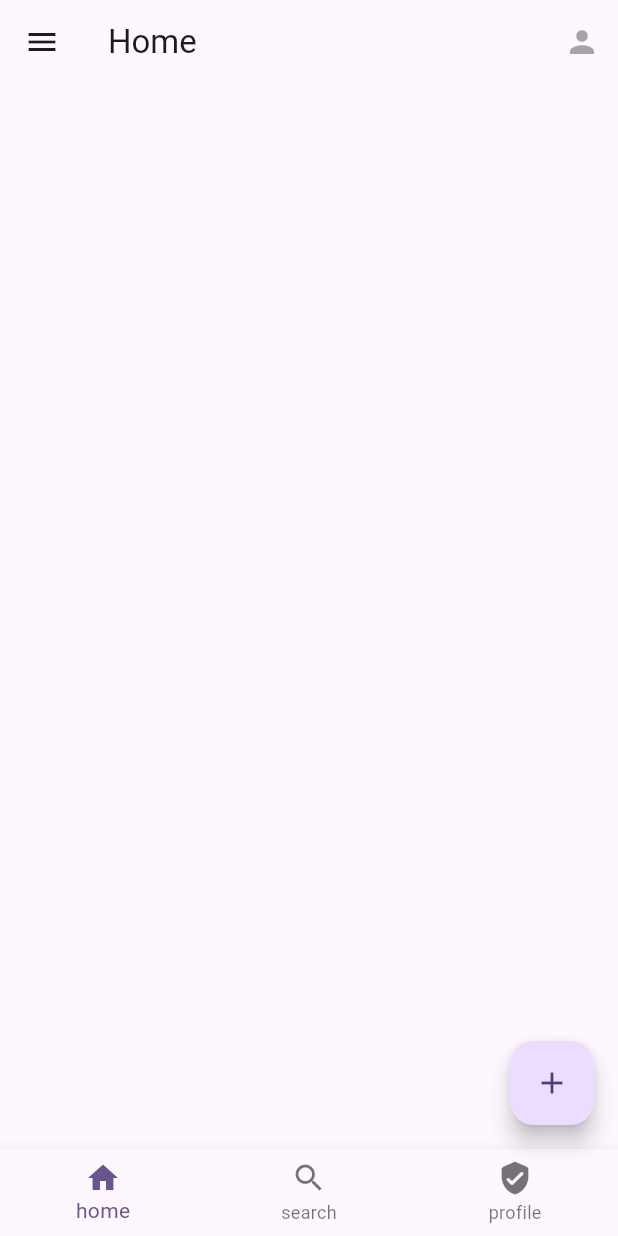
After one commit to WWteodoro/Bicharia, a Flutter app: the Home screen opened directly, on a phone screen of 412 x 824 dp. The commit adds this screen. Run offline on Flutter 3.47's test engine with Material 3 defaults, Android fonts, the phone set to English and light mode, and no system bars.

Commit message:
Home
Commit inicial da tela de Hub/Home, barra de navegação não funcional

```diff
--- /dev/null
+++ b/telas_calvo/telas_c/lib/Pages/home.dart
@@ -0,0 +1,48 @@
+import 'package:flutter/material.dart';
+
+
+
+class Home extends StatelessWidget {
+  const Home({super.key});
+
+  @override
+  Widget build (BuildContext context) {
+    return Scaffold (
+      appBar: AppBar(
+        title: const Text("Home"),
+        actions: const <Widget>[
+          IconButton(
+            onPressed: null,
+            icon: Icon(Icons.person),
+          )
+        ],
+      ),
+      floatingActionButton: const FloatingActionButton(
+        onPressed: null, // No futuro redirecionará para uma tela de "Tweetar"
+        child: Icon(Icons.add)),
+      drawer: Drawer(
+        child: ListView(
+          children: const <Widget>[
+            DrawerHeader(decoration: BoxDecoration(color: Colors.deepOrange),
+            child: Text('User Placeholder')
+      ),
+          ListTile(
+          title: Text('Perfil'),
+          //Route futura para perfil
+          //onTap: () {
+          //  Navigator.pushNamed(context,routeName)
+          //},
+          ),
+          ]
+        ),
+      ),
+      bottomNavigationBar: BottomNavigationBar(
+        items: [
+        BottomNavigationBarItem(icon: Icon(Icons.home), label: 'home'),
+        BottomNavigationBarItem(icon: Icon(Icons.search), label: 'search'),
+        BottomNavigationBarItem(icon: Icon(Icons.verified_user_rounded), label: 'profile'),
+        ],
+      )
+    );
+  }
+}
--- a/telas_calvo/telas_c/lib/main.dart
+++ b/telas_calvo/telas_c/lib/main.dart
@@ -1,5 +1,6 @@
 import 'package:flutter/material.dart';
 
+import 'Pages/home.dart';
 import 'Pages/loginpage.dart';
 import 'Pages/cadastropage.dart';
 
```
